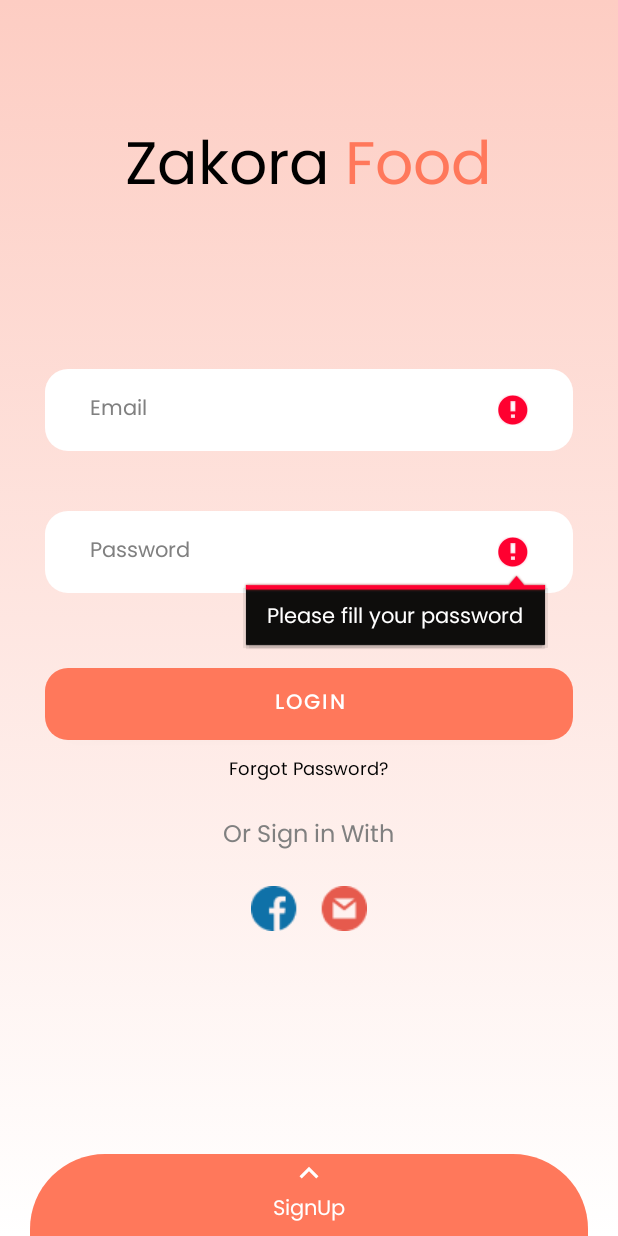
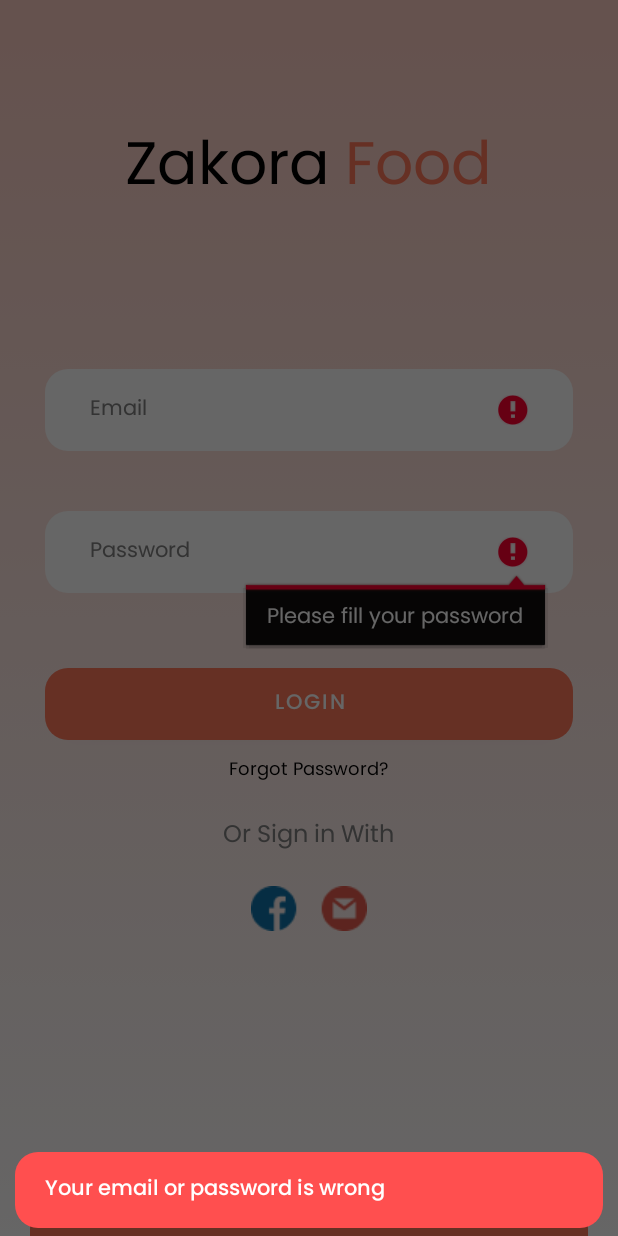
Before and after one commit to zakoraa/food-delivery-app, an Android app: the LoginActivity screen opened directly, with no data from a screen before it, after a tap on "LOGIN", on a phone screen of 412 x 824 dp. Run offline under Robolectric (Android 15) with nearby library versions, the light colour scheme and no system bars.

Commit message:
feat: add feature dialog when login failed

```diff
--- a/app/src/main/java/com/example/foodapp/LoginActivity.java
+++ b/app/src/main/java/com/example/foodapp/LoginActivity.java
@@ -8,6 +8,7 @@ import android.content.res.Resources;
 import android.graphics.Color;
 import android.graphics.drawable.ColorDrawable;
 import android.os.Bundle;
+import android.os.Handler;
 import android.util.Log;
 import android.view.Gravity;
 import android.view.View;
@@ -17,6 +18,7 @@ import android.widget.Button;
 import android.widget.EditText;
 import android.widget.LinearLayout;
 import android.widget.RelativeLayout;
+import android.widget.TextView;
 
 import java.util.Locale;
 
@@ -60,6 +62,8 @@ public class LoginActivity extends AppCompatActivity {
             }
             if (isValidEmail && isValidPass) {
                 startActivity(new Intent(this, HomeActivity.class));
+            }else{
+                showLoginFailedDialog();
             }
         });
 
@@ -77,5 +81,25 @@ public class LoginActivity extends AppCompatActivity {
         dialog.getWindow().setGravity(Gravity.BOTTOM);
     }
 
+    private void showLoginFailedDialog(){
+        final Dialog dialog = new Dialog(this);
+        dialog.requestWindowFeature(Window.FEATURE_NO_TITLE);
+        dialog.setContentView(R.layout.login_failed_dialog);
+
+        dialog.show();
+        dialog.getWindow().getAttributes().windowAnimations = R.style.BottomSheetAnimation;
+        dialog.getWindow().setLayout(ViewGroup.LayoutParams.MATCH_PARENT, ViewGroup.LayoutParams.WRAP_CONTENT);
+        dialog.getWindow().setBackgroundDrawable(new ColorDrawable(Color.TRANSPARENT));
+        dialog.getWindow().setGravity(Gravity.BOTTOM);
+
+        new Handler().postDelayed(new Runnable() {
+            @Override
+            public void run() {
+                dialog.dismiss();
+            }
+        }, 2000);
+
+    }
+
 
 }
--- a/app/src/main/res/layout/activity_login.xml
+++ b/app/src/main/res/layout/activity_login.xml
@@ -149,4 +149,6 @@
             android:layout_marginBottom="5dp"/>
     </RelativeLayout>
 
+
+
 </androidx.constraintlayout.widget.ConstraintLayout>
--- /dev/null
+++ b/app/src/main/res/layout/login_failed_dialog.xml
@@ -0,0 +1,14 @@
+<?xml version="1.0" encoding="utf-8"?>
+<TextView  xmlns:android="http://schemas.android.com/apk/res/android"
+    android:id="@+id/login_failed_dialog"
+        android:layout_width="match_parent"
+        android:layout_height="wrap_content"
+        android:text="@string/your_email_or_password_is_wrong"
+        android:background="@drawable/button_shape"
+        android:textColor="@color/white"
+        android:paddingVertical="13dp"
+        android:paddingHorizontal="20dp"
+        android:layout_marginHorizontal="10dp"
+        android:textSize="14sp"
+        android:fontFamily="@font/poppinsmedium"
+        android:backgroundTint="@color/red" android:layout_marginBottom="5dp"/>
--- a/app/src/main/res/values/colors.xml
+++ b/app/src/main/res/values/colors.xml
@@ -7,5 +7,6 @@
     <color name="grey">#808080</color>
     <color name="backgroundColor">#F8EEEC</color>
     <color name="black_w_opacity_0.2">#80000000</color>
+    <color name="red">#FF4F4F</color>
 
 </resources>
--- a/app/src/main/res/values/strings.xml
+++ b/app/src/main/res/values/strings.xml
@@ -36,4 +36,5 @@
     <string name="ayam_bucket">Ayam Bucket</string>
     <string name="back_from_detail_product_page">back from detail product page</string>
     <string name="buy">Buy</string>
+    <string name="your_email_or_password_is_wrong">Your email or password is wrong</string>
 </resources>
```
